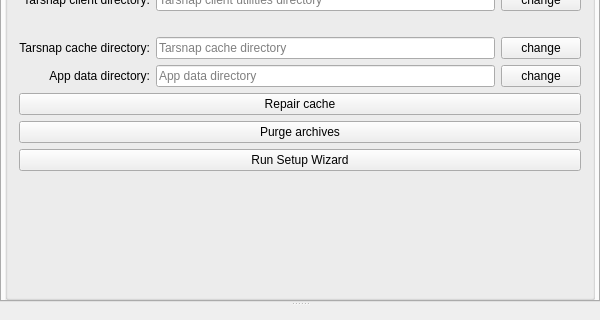
Old version of the form forms/mainwindow.ui in the repository Tarsnap/tarsnap-gui; both pictures show x 0 to 600 and y 160 to 480 of the 600 by 608 pixel window.
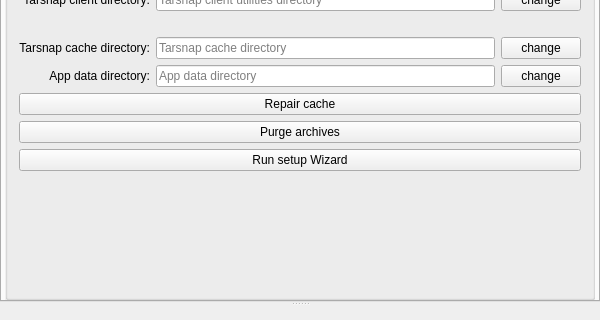
New version of the form. The open tabs and pages were chosen to show the change. Icons and pictures are not drawn. Custom widgets are drawn as their Qt base class.

What changed in the file:
```diff
--- a/forms/mainwindow.ui
+++ b/forms/mainwindow.ui
@@ -1805,7 +1805,7 @@
                      <string>Reset app settings and run Setup Wizard</string>
                     </property>
                     <property name="text">
-                     <string>Run Setup Wizard</string>
+                     <string>Run setup Wizard</string>
                     </property>
                    </widget>
                   </item>
```
